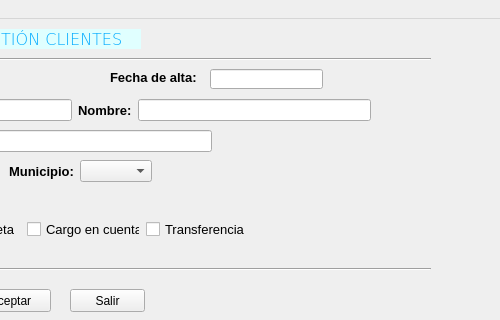
Above: window.ui from beafaro/farocarrera before the change; both pictures show x 300 to 800 and y 0 to 320 of the 800 by 600 pixel window. Below: the same form after it.
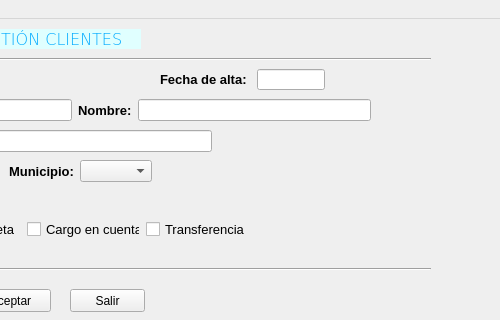
That is the form after the change. Icons and pictures are not drawn.

Commit message: Icono calendario

What changed in the file:
```diff
--- a/window.ui
+++ b/window.ui
@@ -13,6 +13,12 @@
   <property name="windowTitle">
    <string>IMPORT-EXPORT TEIS</string>
   </property>
+  <property name="iconSize">
+   <size>
+    <width>24</width>
+    <height>24</height>
+   </size>
+  </property>
   <widget class="QWidget" name="centralwidget">
    <widget class="QPushButton" name="btnAceptar">
     <property name="geometry">
@@ -309,56 +315,7 @@
      </item>
     </layout>
    </widget>
-   <widget class="QLabel" name="lblFechAlta">
-    <property name="geometry">
-     <rect>
-      <x>410</x>
-      <y>50</y>
-      <width>91</width>
-      <height>16</height>
-     </rect>
-    </property>
-    <property name="font">
-     <font>
-      <pointsize>10</pointsize>
-      <weight>75</weight>
-      <bold>true</bold>
-     </font>
-    </property>
-    <property name="text">
-     <string>Fecha de alta: </string>
-    </property>
-   </widget>
-   <widget class="QLineEdit" name="txtFechaAltaCli">
-    <property name="geometry">
-     <rect>
-      <x>510</x>
-      <y>50</y>
-      <width>113</width>
-      <height>20</height>
-     </rect>
-    </property>
-   </widget>
-   <widget class="QLabel" name="lblImgCal">
-    <property name="geometry">
-     <rect>
-      <x>630</x>
-      <y>40</y>
-      <width>31</width>
-      <height>31</height>
-     </rect>
-    </property>
-    <property name="text">
-     <string/>
-    </property>
-    <property name="pixmap">
-     <pixmap>img/calendario.jpg</pixmap>
-    </property>
-    <property name="scaledContents">
-     <bool>true</bool>
-    </property>
-   </widget>
-   <widget class="QWidget" name="">
+   <widget class="QWidget" name="layoutWidget">
     <property name="geometry">
      <rect>
       <x>70</x>
@@ -414,7 +371,7 @@
      </item>
     </layout>
    </widget>
-   <widget class="QWidget" name="">
+   <widget class="QWidget" name="layoutWidget">
     <property name="geometry">
      <rect>
       <x>71</x>
@@ -490,7 +447,7 @@
      </item>
     </layout>
    </widget>
-   <widget class="QWidget" name="">
+   <widget class="QWidget" name="layoutWidget">
     <property name="geometry">
      <rect>
       <x>71</x>
@@ -519,6 +476,58 @@
      </item>
     </layout>
    </widget>
+   <widget class="QWidget" name="">
+    <property name="geometry">
+     <rect>
+      <x>460</x>
+      <y>50</y>
+      <width>211</width>
+      <height>21</height>
+     </rect>
+    </property>
+    <layout class="QHBoxLayout" name="horizontalLayout_7">
+     <item>
+      <widget class="QLabel" name="lblFechAlta">
+       <property name="font">
+        <font>
+         <pointsize>10</pointsize>
+         <weight>75</weight>
+         <bold>true</bold>
+        </font>
+       </property>
+       <property name="text">
+        <string>Fecha de alta: </string>
+       </property>
+      </widget>
+     </item>
+     <item>
+      <widget class="QLineEdit" name="txtFechaAltaCli"/>
+     </item>
+     <item>
+      <widget class="QPushButton" name="btnCalendar">
+       <property name="text">
+        <string/>
+       </property>
+       <property name="icon">
+        <iconset>
+         <normaloff>img/calendario.jpg</normaloff>img/calendario.jpg</iconset>
+       </property>
+       <property name="iconSize">
+        <size>
+         <width>24</width>
+         <height>24</height>
+        </size>
+       </property>
+       <property name="autoDefault">
+        <bool>false</bool>
+       </property>
+       <property name="flat">
+        <bool>true</bool>
+       </property>
+      </widget>
+     </item>
+    </layout>
+   </widget>
   </widget>
   <widget class="QMenuBar" name="menubar">
    <property name="geometry">
```
Left out of the diff: 3 changed lines with no effect on the pictures. The commit also changes 1 other file.
